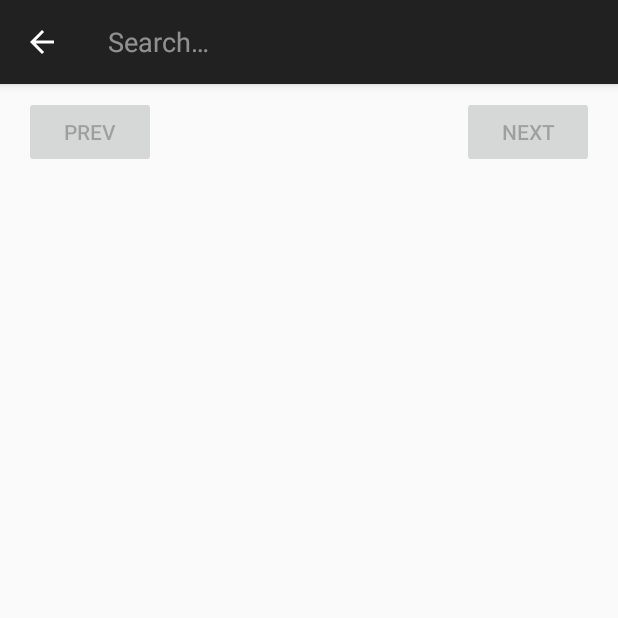
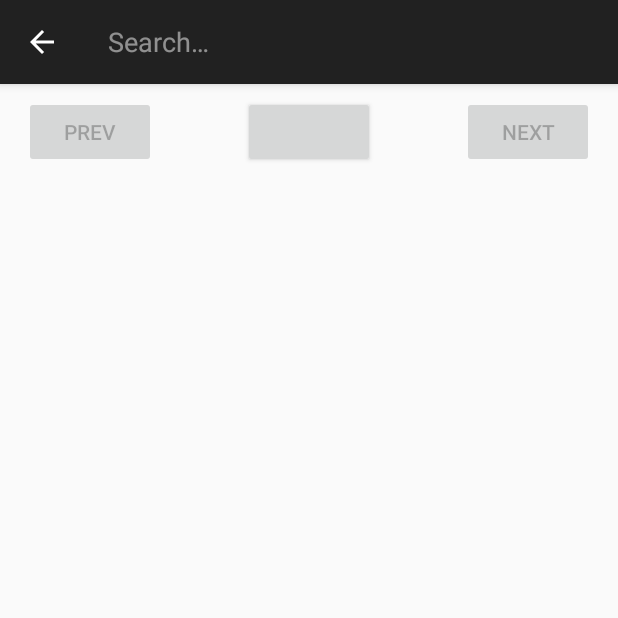
Before and after one commit to cursoAndroid-dev/Aplicaci-n-Rick-y-Morty-para-practica, an Android app: the screen it shows after launch (MainActivity), after a tap on "Buscar Personaje", on a phone screen of 412 x 824 dp, the top half of it. Run offline under Robolectric (Android 15) with nearby library versions, the phone set to English and light mode, and no system bars; our stand-ins replace Dagger/Hilt's generated code, Picasso; pictures from the network do not load.

Commit message:
Añadido boton de favoritos en activity_main.xml

```diff
--- a/app/src/main/AndroidManifest.xml
+++ b/app/src/main/AndroidManifest.xml
@@ -18,7 +18,7 @@
             android:name=".ui.detail.DetailActivity"
             android:exported="false" />
         <activity
-            android:name=".ui.MainActivity"
+            android:name=".ui.main.MainActivity"
             android:exported="true"
             android:theme="@style/Theme.AppCompat.Light.DarkActionBar">
             <intent-filter>
--- a/app/src/main/java/com/example/aplicaci_n_rick_y_morty_para_practica/ui/MainActivity.kt
+++ b/app/src/main/java/com/example/aplicaci_n_rick_y_morty_para_practica/ui/main/MainActivity.kt
@@ -1,4 +1,4 @@
-package com.example.aplicaci_n_rick_y_morty_para_practica.ui
+package com.example.aplicaci_n_rick_y_morty_para_practica.ui.main
 
 import android.content.Intent
 import android.os.Bundle
--- a/app/src/main/java/com/example/aplicaci_n_rick_y_morty_para_practica/ui/MainViewModel.kt
+++ b/app/src/main/java/com/example/aplicaci_n_rick_y_morty_para_practica/ui/main/MainViewModel.kt
@@ -1,4 +1,4 @@
-package com.example.aplicaci_n_rick_y_morty_para_practica.ui
+package com.example.aplicaci_n_rick_y_morty_para_practica.ui.main
 
 import android.util.Log
 import androidx.lifecycle.ViewModel
--- a/app/src/main/res/layout/activity_main.xml
+++ b/app/src/main/res/layout/activity_main.xml
@@ -5,7 +5,7 @@
     android:id="@+id/main"
     android:layout_width="match_parent"
     android:layout_height="match_parent"
-    tools:context=".ui.MainActivity">
+    tools:context=".ui.main.MainActivity">
 
     <androidx.recyclerview.widget.RecyclerView
         android:id="@+id/rv_main"
@@ -37,4 +37,13 @@
         android:text="Prev"
         app:layout_constraintStart_toStartOf="parent"
         app:layout_constraintTop_toTopOf="parent" />
+
+    <Button
+        android:id="@+id/b_favorite_main"
+        android:layout_width="wrap_content"
+        android:layout_height="wrap_content"
+        app:layout_constraintBottom_toTopOf="@+id/rv_main"
+        app:layout_constraintEnd_toStartOf="@+id/b_next_main"
+        app:layout_constraintStart_toEndOf="@+id/b_prev_main"
+        app:layout_constraintTop_toTopOf="parent" />
 </androidx.constraintlayout.widget.ConstraintLayout>
```
